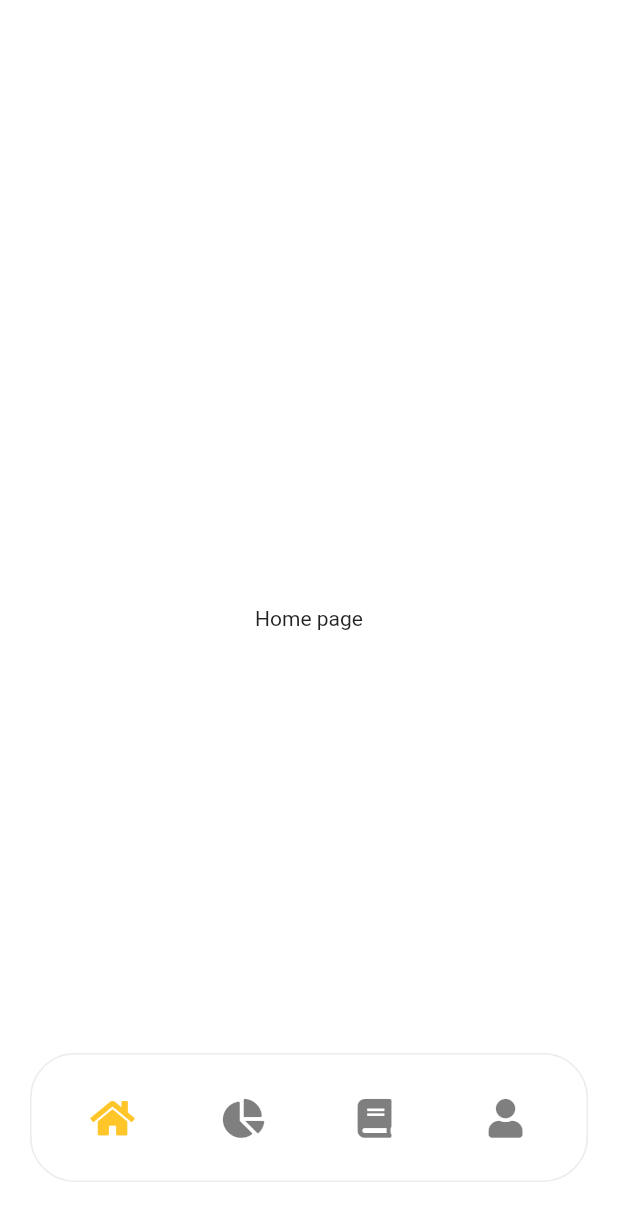
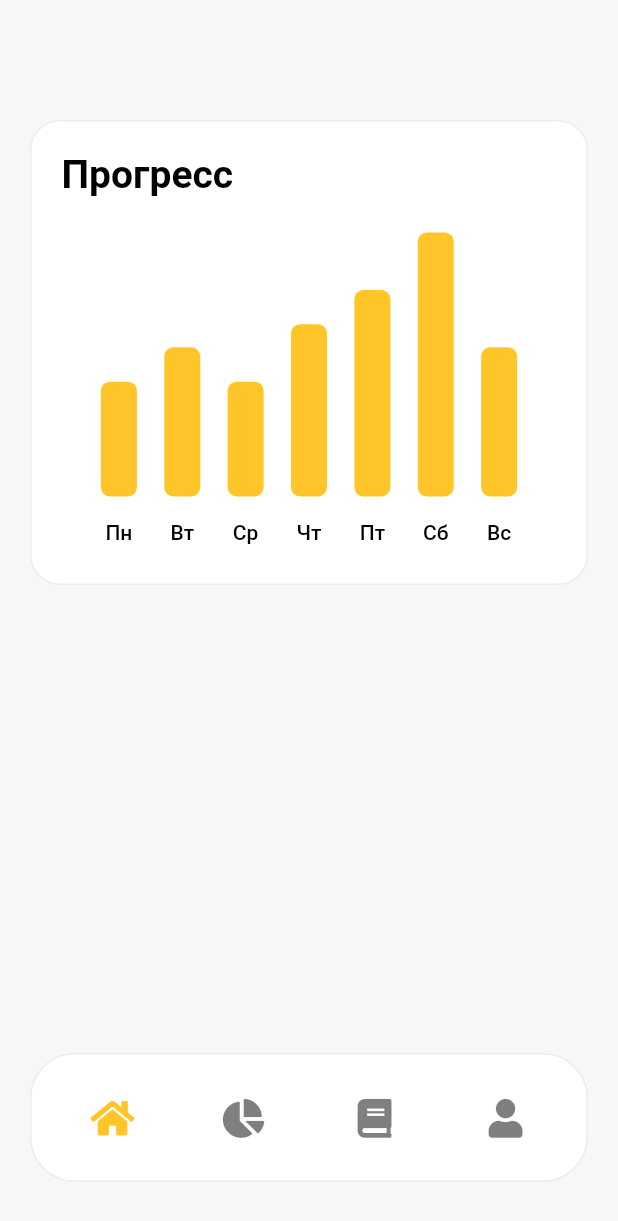
Before and after one commit to Crepiks/nomad-mobile, a Flutter app: the MainLayout screen opened directly, on a phone screen of 412 x 824 dp. Shown: the top 1221 px of the screen. Run offline on Flutter 3.47's test engine with Material 2 defaults, Android fonts, the phone set to English and light mode, and no system bars; drawn by our look-alikes of fl_chart; our stand-ins replace font_awesome_flutter.

Commit message:
feat: add progress chart component to home screen

```diff
--- a/lib/common/colors.dart
+++ b/lib/common/colors.dart
@@ -2,3 +2,4 @@ import 'package:flutter/material.dart';
 
 const primaryColor = Color(0xFFFFC529);
 const backgroundColor = Color(0xFFF7F7F7);
+const borderColor = Color(0xFFECECEC);
--- a/lib/home/home_view.dart
+++ /dev/null
@@ -1,13 +0,0 @@
-import 'package:flutter/material.dart';
-
-class HomeView extends StatelessWidget {
-  const HomeView({Key? key}) : super(key: key);
-
-  @override
-  Widget build(BuildContext context) {
-    return Container(
-      color: Colors.white,
-      child: const Center(child: Text("Home page")),
-    );
-  }
-}
--- /dev/null
+++ b/lib/home/views/components/progress_chart.dart
@@ -0,0 +1,168 @@
+import 'package:flutter/material.dart';
+import 'package:fl_chart/fl_chart.dart';
+import 'package:nomad/common/colors.dart';
+
+class ProgressChart extends StatefulWidget {
+  const ProgressChart({Key? key}) : super(key: key);
+
+  @override
+  State<StatefulWidget> createState() => ProgressChartState();
+}
+
+class ProgressChartState extends State<ProgressChart> {
+  final Color barBackgroundColor = Colors.white;
+  final Duration animDuration = const Duration(milliseconds: 250);
+
+  int touchedIndex = -1;
+
+  @override
+  Widget build(BuildContext context) {
+    return AspectRatio(
+      aspectRatio: 1.2,
+      child: Container(
+        decoration: BoxDecoration(
+            color: Colors.white,
+            border: Border.all(color: borderColor),
+            borderRadius: const BorderRadius.all(Radius.circular(20))),
+        child: Stack(
+          children: <Widget>[
+            Padding(
+              padding: const EdgeInsets.all(20),
+              child: Column(
+                crossAxisAlignment: CrossAxisAlignment.stretch,
+                mainAxisAlignment: MainAxisAlignment.start,
+                mainAxisSize: MainAxisSize.max,
+                children: <Widget>[
+                  const Text(
+                    'Прогресс',
+                    style: TextStyle(
+                        color: Colors.black,
+                        fontSize: 26,
+                        fontWeight: FontWeight.w600),
+                  ),
+                  const SizedBox(
+                    height: 24,
+                  ),
+                  Expanded(
+                    child: Padding(
+                      padding: const EdgeInsets.symmetric(horizontal: 8),
+                      child: BarChart(
+                        mainBarData(),
+                        swapAnimationDuration: animDuration,
+                      ),
+                    ),
+                  ),
+                ],
+              ),
+            ),
+          ],
+        ),
+      ),
+    );
+  }
+
+  BarChartGroupData makeGroupData(
+    int x,
+    double y, {
+    Color barColor = primaryColor,
+    double width = 24,
+  }) {
+    return BarChartGroupData(
+      x: x,
+      barRods: [
+        BarChartRodData(
+            y: y,
+            colors: [barColor],
+            width: width,
+            borderRadius: const BorderRadius.all(Radius.circular(6))),
+      ],
+    );
+  }
+
+  List<BarChartGroupData> showingGroups() => List.generate(7, (i) {
+        switch (i) {
+          case 0:
+            return makeGroupData(
+              0,
+              5,
+            );
+          case 1:
+            return makeGroupData(
+              1,
+              6.5,
+            );
+          case 2:
+            return makeGroupData(
+              2,
+              5,
+            );
+          case 3:
+            return makeGroupData(
+              3,
+              7.5,
+            );
+          case 4:
+            return makeGroupData(
+              4,
+              9,
+            );
+          case 5:
+            return makeGroupData(
+              5,
+              11.5,
+            );
+          case 6:
+            return makeGroupData(
+              6,
+              6.5,
+            );
+          default:
+            return throw Error();
+        }
+      });
+
+  BarChartData mainBarData() {
+    return BarChartData(
+      barTouchData: BarTouchData(enabled: false),
+      titlesData: FlTitlesData(
+        show: true,
+        rightTitles: SideTitles(showTitles: false),
+        topTitles: SideTitles(showTitles: false),
+        bottomTitles: SideTitles(
+          showTitles: true,
+          getTextStyles: (context, value) => const TextStyle(
+              color: Colors.black, fontWeight: FontWeight.w500, fontSize: 14),
+          margin: 16,
+          getTitles: (double value) {
+            switch (value.toInt()) {
+              case 0:
+                return 'Пн';
+              case 1:
+                return 'Вт';
+              case 2:
+                return 'Ср';
+              case 3:
+                return 'Чт';
+              case 4:
+                return 'Пт';
+              case 5:
+                return 'Сб';
+              case 6:
+                return 'Вс';
+              default:
+                return '';
+            }
+          },
+        ),
+        leftTitles: SideTitles(
+          showTitles: false,
+        ),
+      ),
+      borderData: FlBorderData(
+        show: false,
+      ),
+      barGroups: showingGroups(),
+      gridData: FlGridData(show: false),
+    );
+  }
+}
--- /dev/null
+++ b/lib/home/views/home_view.dart
@@ -0,0 +1,16 @@
+import 'package:flutter/material.dart';
+import 'package:nomad/home/views/components/progress_chart.dart';
+
+class HomeView extends StatelessWidget {
+  const HomeView({Key? key}) : super(key: key);
+
+  @override
+  Widget build(BuildContext context) {
+    return Padding(
+      padding: const EdgeInsets.only(top: 80, right: 20, left: 20),
+      child: Column(
+        children: const [ProgressChart()],
+      ),
+    );
+  }
+}
--- a/lib/layouts/components/bottom_navigation.dart
+++ b/lib/layouts/components/bottom_navigation.dart
@@ -26,7 +26,7 @@ class BottomNavigation extends StatelessWidget {
         decoration: BoxDecoration(
           color: Colors.white,
           borderRadius: const BorderRadius.all(Radius.circular(30)),
-          border: Border.all(color: const Color(0xFFececec)),
+          border: Border.all(color: borderColor),
         ),
         child:
             Row(mainAxisAlignment: MainAxisAlignment.spaceBetween, children: [
--- a/lib/layouts/main_layout.dart
+++ b/lib/layouts/main_layout.dart
@@ -2,7 +2,7 @@ import "package:flutter/cupertino.dart";
 import 'package:flutter/material.dart';
 import 'package:nomad/common/colors.dart';
 import 'package:nomad/layouts/components/bottom_navigation.dart';
-import 'package:nomad/home/home_view.dart';
+import 'package:nomad/home/views/home_view.dart';
 import 'package:nomad/lessons/lessons_view.dart';
 import 'package:nomad/profile/profile_view.dart';
 import 'package:nomad/stats/stats_view.dart';
@@ -32,10 +32,9 @@ class _MainLayoutState extends State<MainLayout> {
         child: Stack(
           alignment: Alignment.bottomCenter,
           children: [
-            Container(
+            SizedBox(
                 height: double.infinity,
                 width: double.infinity,
-                color: Colors.white,
                 child: screens[activeScreenIndex]),
             Container(
               padding: const EdgeInsets.only(right: 20, bottom: 36, left: 20),
--- a/lib/onboarding/views/login_view.dart
+++ b/lib/onboarding/views/login_view.dart
@@ -55,7 +55,7 @@ class _LoginViewState extends State<LoginView> {
                         vertical: 22, horizontal: 30),
                     decoration: BoxDecoration(
                         color: Colors.white,
-                        border: Border.all(color: const Color(0xFFececec)),
+                        border: Border.all(color: borderColor),
                         borderRadius:
                             const BorderRadius.all(Radius.circular(16))),
                   ),
@@ -79,7 +79,7 @@ class _LoginViewState extends State<LoginView> {
                         vertical: 22, horizontal: 30),
                     decoration: BoxDecoration(
                         color: Colors.white,
-                        border: Border.all(color: const Color(0xFFececec)),
+                        border: Border.all(color: borderColor),
                         borderRadius:
                             const BorderRadius.all(Radius.circular(16))),
                   ),
--- a/pubspec.yaml
+++ b/pubspec.yaml
@@ -34,6 +34,7 @@ dependencies:
   # Use with the CupertinoIcons class for iOS style icons.
   cupertino_icons: ^1.0.2
   font_awesome_flutter: ^9.1.0
+  fl_chart: ^0.40.0
 
 dev_dependencies:
   flutter_test:
```
Also changed, not shown: pubspec.lock.
